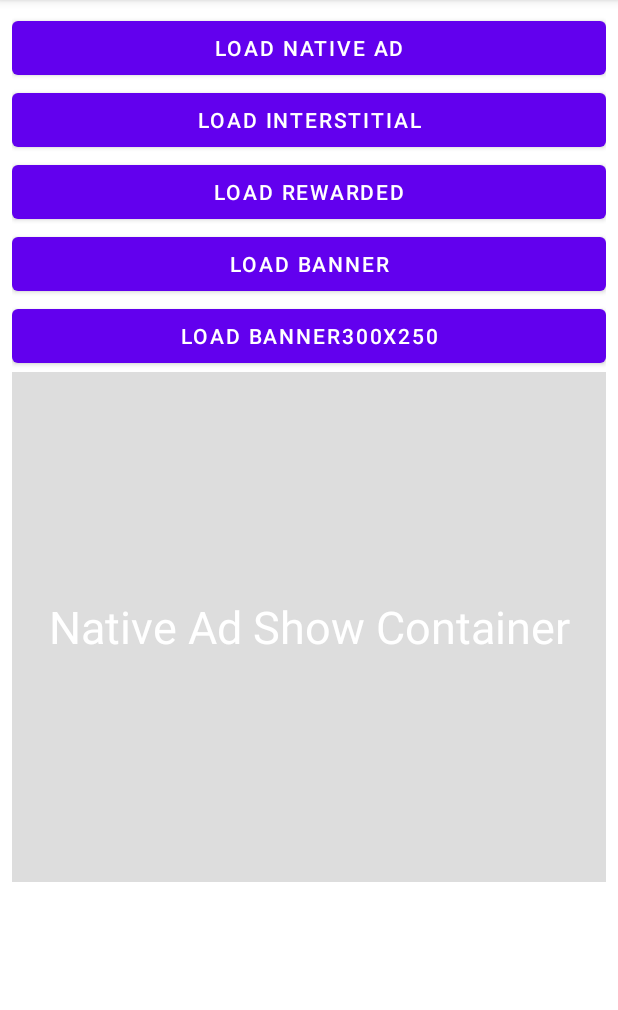
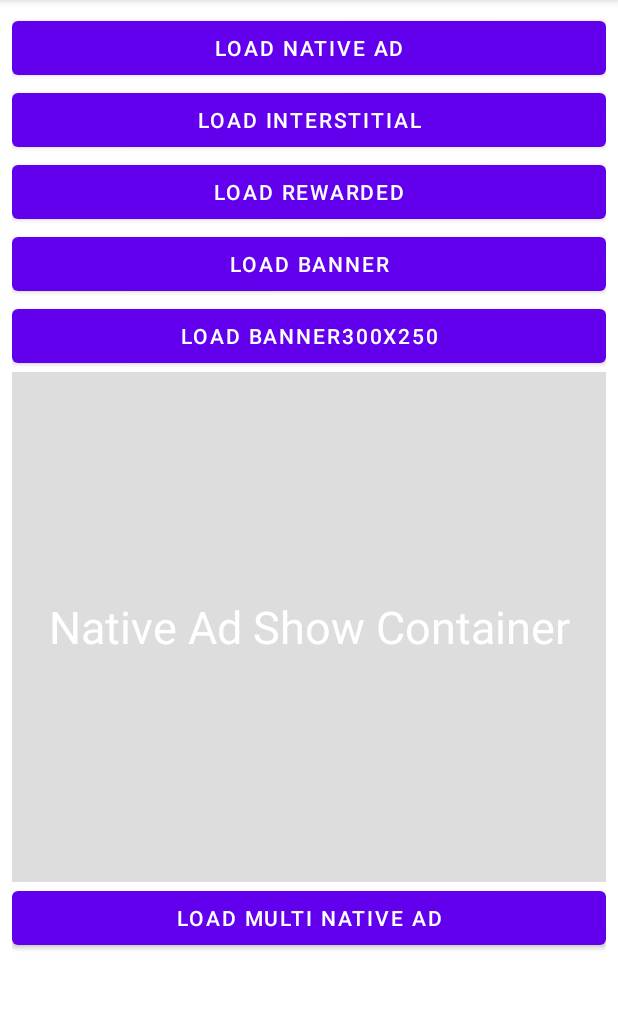
Before and after one commit to san-sdk/sample, an Android app: the screen it shows after launch (MainActivity), on a phone screen of 412 x 824 dp, the part 84-1094 px from its top. Run offline under Robolectric (Android 15) with nearby library versions, the phone set to English and light mode, and no system bars; libraries missing offline, so code that uses them is left out: com.san.ads; pictures from the network do not load; 3 statements that could not run were skipped.

Commit message:
add multi-ad demo

```diff
--- a/app/build.gradle
+++ b/app/build.gradle
@@ -41,5 +41,5 @@ dependencies {
     implementation 'com.google.android.material:material:1.4.0'
     implementation 'androidx.constraintlayout:constraintlayout:2.0.4'
 
-    implementation "com.myadsget:san-sdk:3.12.+"// SAN sdk
+    implementation "com.myadsget:san-sdk:3.13.0.1-ln"// SAN sdk
 }
--- a/app/src/main/java/com/san/sansample/MainActivity.java
+++ b/app/src/main/java/com/san/sansample/MainActivity.java
@@ -1,6 +1,7 @@
 package com.san.sansample;
 
 import android.os.Bundle;
+import android.util.Log;
 import android.view.Gravity;
 import android.view.LayoutInflater;
 import android.view.View;
@@ -9,11 +10,16 @@ import android.widget.Button;
 import android.widget.ImageView;
 import android.widget.TextView;
 
+import androidx.appcompat.app.AppCompatActivity;
+import androidx.recyclerview.widget.GridLayoutManager;
+import androidx.recyclerview.widget.RecyclerView;
+
 import com.san.ads.AdError;
 import com.san.ads.AdSize;
 import com.san.ads.MediaView;
 import com.san.ads.SANBanner;
 import com.san.ads.SANInterstitial;
+import com.san.ads.SANMultiNativeAd;
 import com.san.ads.SANNativeAd;
 import com.san.ads.SANReward;
 import com.san.ads.VideoOptions;
@@ -21,11 +27,10 @@ import com.san.ads.base.IAdListener;
 import com.san.ads.core.SANAd;
 import com.san.ads.render.AdViewRenderHelper;
 import com.san.ads.render.SANNativeAdRenderer;
+import com.san.ads.render.SViewBinder;
 
 import java.util.ArrayList;
 import java.util.List;
-
-import androidx.appcompat.app.AppCompatActivity;
 
 public class MainActivity extends AppCompatActivity {
     private static final String ID_INTERSTITIAL = "1752";
@@ -39,6 +44,8 @@ public class MainActivity extends AppCompatActivity {
 
     private SANInterstitial interstitial;
     private SANReward rewardedAd;
+
+    private RecyclerView mMultiAdContainer;
 
     @Override
     protected void onCreate(Bundle savedInstanceState) {
@@ -61,6 +68,12 @@ public class MainActivity extends AppCompatActivity {
 
         Button nativeButton = findViewById(R.id.btn_native);
         nativeButton.setOnClickListener(view -> requestNativeAd(ID_NATIVE));
+
+        Button multiNativeBtn = findViewById(R.id.btn_request_multi);
+        multiNativeBtn.setOnClickListener(v -> requestMultiNative(ID_NATIVE));
+
+        mMultiAdContainer = findViewById(R.id.multi_ad_container);
+        mMultiAdContainer.setLayoutManager(new GridLayoutManager(this, 4));
     }
 
     private void requestInterstitialAd(String placementId) {
@@ -242,6 +255,63 @@ public class MainActivity extends AppCompatActivity {
         sanNative.load();//Request ad
     }
 
+    private void requestMultiNative(String placementId) {
+        SANMultiNativeAd multiNativeAd = new SANMultiNativeAd(this, placementId);
+        multiNativeAd.setAdLoadListener(new IAdListener.AdLoadListener<SANMultiNativeAd>() {
+            @Override
+            public void onAdLoaded(SANMultiNativeAd multiNativeAd) {
+                // Called when the ad for the given placementId has loaded.
+                renderMultiNativeAd(multiNativeAd);
+            }
+
+            @Override
+            public void onAdLoadError(AdError adError) {
+                // Called when a ad fails to load for the given placementId.
+                Log.e("-------", "load error: " + adError);
+            }
+        });
+        multiNativeAd.setAdActionListener(new IAdListener.AdActionListener() {
+            @Override
+            public void onAdImpressionError(AdError adError) {
+
+            }
+
+            @Override
+            public void onAdImpression() {
+
+            }
+
+            @Override
+            public void onAdClicked() {
+
+            }
+
+            @Override
+            public void onAdCompleted() {
+
+            }
+
+            @Override
+            public void onAdClosed(boolean b) {
+
+            }
+        });
+        multiNativeAd.setLoadAdNum(6);      // request ad number
+        multiNativeAd.load();
+    }
+
+    private void renderMultiNativeAd(SANMultiNativeAd multiNativeAd) {
+        SANNativeAdRenderer adRenderer = new SANNativeAdRenderer(
+                new SViewBinder.Builder(R.layout.layout_multi_native_item)
+                        .iconImageId(R.id.ad_image)
+                        .titleId(R.id.ad_text)
+                        .build()
+        );
+        MultiAdapter adapter = new MultiAdapter(adRenderer);
+        adapter.setAdData(multiNativeAd.getAdList());
+        mMultiAdContainer.setAdapter(adapter);
+    }
+
     private void renderNativeAdView(SANAd sanNative) {
         SANNativeAd nativeAd = (SANNativeAd) sanNative;
         View contentView = LayoutInflater.from(this).inflate(R.layout.ad_native_layout, mNativeContainer, false);
@@ -309,7 +379,7 @@ public class MainActivity extends AppCompatActivity {
             return;
         mNativeContainer.removeAllViews();
 
-        SANNativeAdRenderer.SViewBinder builder = new SANNativeAdRenderer.SViewBinder.Builder(R.layout.ad_native_layout_mediation)
+        SViewBinder builder = new SViewBinder.Builder(R.layout.ad_native_layout_mediation)
                 .iconImageId(R.id.native_icon_image)
                 .mainImageId(R.id.native_main_image)
                 .titleId(R.id.native_title)
@@ -317,8 +387,8 @@ public class MainActivity extends AppCompatActivity {
                 .callToActionId(R.id.native_button)
                 .build();
         SANNativeAdRenderer adRenderer = new SANNativeAdRenderer(builder);
-        View adView = adRenderer.createAdView(this, nativeAd, null);
-        adRenderer.renderAdView(adView, nativeAd);
+        View adView = adRenderer.createAdView(this, nativeAd.getNativeAd(), null);
+        adRenderer.renderAdView(adView, nativeAd.getNativeAd());
         mNativeContainer.addView(adView);
     }
 
--- a/app/src/main/res/layout/activity_main.xml
+++ b/app/src/main/res/layout/activity_main.xml
@@ -69,6 +69,17 @@
                     android:textColor="#ffffff"
                     android:text="@string/native_container" />
             </FrameLayout>
+
+            <Button
+                android:id="@+id/btn_request_multi"
+                android:layout_width="match_parent"
+                android:layout_height="48dp"
+                android:text="@string/request_ad_multi_native" />
+
+            <androidx.recyclerview.widget.RecyclerView
+                android:id="@+id/multi_ad_container"
+                android:layout_width="match_parent"
+                android:layout_height="@dimen/san_common_dimens_300dp"/>
         </LinearLayout>
     </androidx.core.widget.NestedScrollView>
 </androidx.constraintlayout.widget.ConstraintLayout>
--- a/app/src/main/res/values/strings.xml
+++ b/app/src/main/res/values/strings.xml
@@ -6,6 +6,7 @@
     <string name="request_ad_banner250">Load Banner300x250</string>
     <string name="request_ad_itl">Load Interstitial</string>
     <string name="request_ad_rwd">Load Rewarded</string>
+    <string name="request_ad_multi_native">Load Multi Native Ad</string>
     <string name="show_ad">Show Ad</string>
     <string name="native_container">Native Ad Show Container</string>
 </resources>
```
Also changed, not shown: app/src/main/java/com/san/sansample/MultiAdapter.java (added, +55 -0 lines), app/src/main/res/layout/layout_multi_native_item.xml (added, +34 -0 lines).
